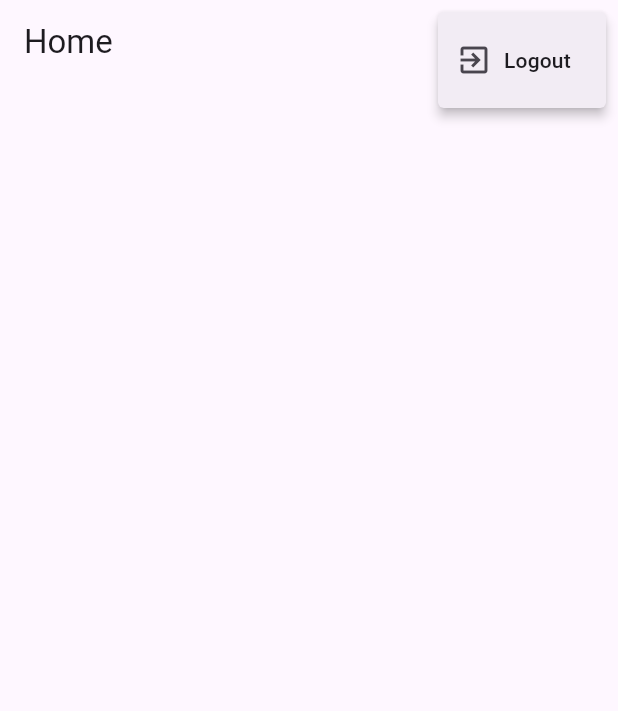
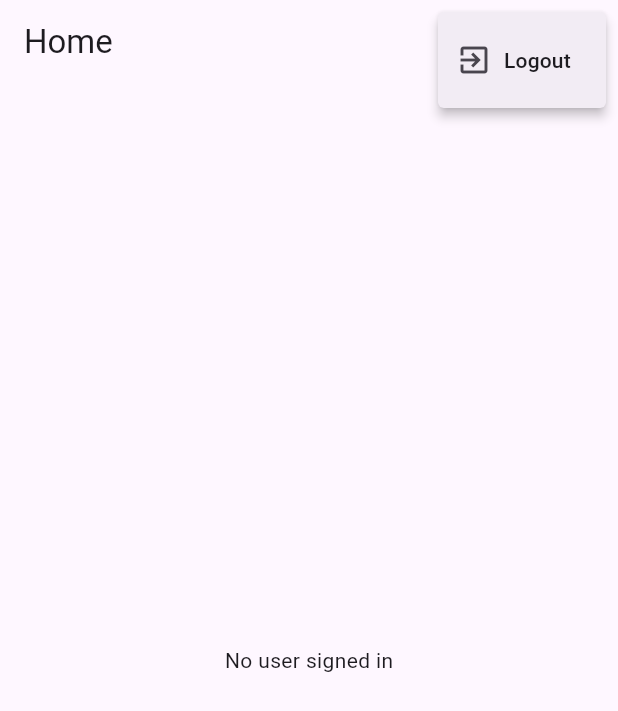
Before and after one commit to agilesh-kk/chat_application, a Flutter app: the HomePage screen opened directly, after a tap on the "more vert" icon, on a phone screen of 412 x 824 dp. Shown: the top 711 px of the screen. Run offline on Flutter 3.47's test engine with Material 3 defaults, Android fonts, the phone set to English and light mode, and no system bars; our stand-ins replace cloud_firestore, firebase_auth, firebase_core, flutter_bloc, fpdart, get_it; accounts and stored records are empty.

Commit message:
added appusercubit which holds the current user datas

```diff
--- /dev/null
+++ b/lib/core/common/cubit/app_user_cubit.dart
@@ -0,0 +1,18 @@
+import 'package:chat_application/core/common/entities/user.dart';
+import 'package:flutter/foundation.dart';
+import 'package:flutter_bloc/flutter_bloc.dart';
+
+part 'app_user_state.dart';
+
+class AppUserCubit extends Cubit<AppUserState> {
+  AppUserCubit() : super(AppUserInitial());
+
+  void updateUser(User? user){
+    if(user == null){
+      emit(AppUserInitial());
+    }
+    else{
+      emit(AppUserIsSignedin(user));
+    }
+  }
+}
--- /dev/null
+++ b/lib/core/common/cubit/app_user_state.dart
@@ -0,0 +1,11 @@
+part of 'app_user_cubit.dart';
+
+@immutable
+sealed class AppUserState {}
+
+final class AppUserInitial extends AppUserState {}
+
+final class AppUserIsSignedin extends AppUserState{
+  final User user;
+  AppUserIsSignedin(this.user);
+}
--- a/lib/features/auth/data/models/user_model.dart
+++ b/lib/features/auth/data/models/user_model.dart
@@ -1,4 +1,4 @@
-import 'package:chat_application/features/auth/domain/entities/user.dart';
+import 'package:chat_application/core/common/entities/user.dart';
 
 class UserModel extends User {
   UserModel({
--- a/lib/features/auth/data/repository/auth_repository_impl.dart
+++ b/lib/features/auth/data/repository/auth_repository_impl.dart
@@ -1,7 +1,7 @@
 import 'package:chat_application/core/errors/exceptions.dart';
 import 'package:chat_application/core/errors/failure.dart';
 import 'package:chat_application/features/auth/data/datasources/auth_remote_data_sources.dart';
-import 'package:chat_application/features/auth/domain/entities/user.dart';
+import 'package:chat_application/core/common/entities/user.dart';
 import 'package:chat_application/features/auth/domain/repository/auth_repository.dart';
 import 'package:fpdart/fpdart.dart';
 
--- a/lib/features/auth/domain/repository/auth_repository.dart
+++ b/lib/features/auth/domain/repository/auth_repository.dart
@@ -1,5 +1,5 @@
 import 'package:chat_application/core/errors/failure.dart';
-import 'package:chat_application/features/auth/domain/entities/user.dart';
+import 'package:chat_application/core/common/entities/user.dart';
 import 'package:fpdart/fpdart.dart';
 
 //creating the interface for the repository (it is independent)
--- a/lib/features/auth/domain/usecase/current_user.dart
+++ b/lib/features/auth/domain/usecase/current_user.dart
@@ -1,7 +1,7 @@
 import 'package:chat_application/core/errors/failure.dart';
 import 'package:chat_application/core/usecase/usecase.dart';
 import 'package:chat_application/features/auth/domain/repository/auth_repository.dart';
-import 'package:chat_application/features/auth/domain/entities/user.dart';
+import 'package:chat_application/core/common/entities/user.dart';
 import 'package:fpdart/fpdart.dart';
 
 class CurrentUser implements UseCase <User?, NoParams>{
--- a/lib/features/auth/domain/usecase/user_sign_in.dart
+++ b/lib/features/auth/domain/usecase/user_sign_in.dart
@@ -1,6 +1,6 @@
 import 'package:chat_application/core/errors/failure.dart';
 import 'package:chat_application/core/usecase/usecase.dart';
-import 'package:chat_application/features/auth/domain/entities/user.dart';
+import 'package:chat_application/core/common/entities/user.dart';
 import 'package:chat_application/features/auth/domain/repository/auth_repository.dart';
 import 'package:fpdart/fpdart.dart';
 
--- a/lib/features/auth/domain/usecase/user_sign_up.dart
+++ b/lib/features/auth/domain/usecase/user_sign_up.dart
@@ -1,6 +1,6 @@
 import 'package:chat_application/core/errors/failure.dart';
 import 'package:chat_application/core/usecase/usecase.dart';
-import 'package:chat_application/features/auth/domain/entities/user.dart';
+import 'package:chat_application/core/common/entities/user.dart';
 import 'package:chat_application/features/auth/domain/repository/auth_repository.dart';
 import 'package:fpdart/fpdart.dart';
 
--- a/lib/features/auth/presentation/bloc/auth_bloc.dart
+++ b/lib/features/auth/presentation/bloc/auth_bloc.dart
@@ -1,7 +1,8 @@
 import 'dart:async';
 
+import 'package:chat_application/core/common/cubit/app_user_cubit.dart';
 import 'package:chat_application/core/usecase/usecase.dart';
-import 'package:chat_application/features/auth/domain/entities/user.dart';
+import 'package:chat_application/core/common/entities/user.dart';
 import 'package:chat_application/features/auth/domain/usecase/current_user.dart';
 import 'package:chat_application/features/auth/domain/usecase/user_sign_in.dart';
 import 'package:chat_application/features/auth/domain/usecase/user_sign_out.dart';
@@ -17,16 +18,19 @@
   final UserSignIn _userSignIn;
   final CurrentUser _currentUser;
   final UserSignOut _userSignOut;
+  final AppUserCubit _appUserCubit;
   AuthBloc({
     required UserSignUp userSignUp,
     required UserSignIn userSignIn,
     required CurrentUser currentUser,
     required UserSignOut userSignOut,
+    required AppUserCubit appUserCubit,
   })
     : _userSignUp = userSignUp,
     _userSignIn = userSignIn,
     _currentUser = currentUser,
     _userSignOut = userSignOut,
+    _appUserCubit = appUserCubit,
       super(AuthInitial()) {
      on<AuthEvent>((_, emit)=> emit(AuthLoading()));
      on<AuthSignUp>(_onAuthSignUp);
@@ -47,7 +51,7 @@
 
     res.fold(
       (failure) => emit(AuthFailure(failure.message)),
-      (user) => emit(AuthSuccess(user)),
+      (user) => _emitAuthSuccess(user, emit),
     );
   }
 
@@ -61,19 +65,19 @@
 
     res.fold(
       (failure) => emit(AuthFailure(failure.message)),
-      (user) => emit(AuthSuccess(user)),
+      (user) => _emitAuthSuccess(user, emit),
     );
   }
 
   void _onAuthCheckRequested(AuthCheckRequested event, Emitter<AuthState> emit) async{
-    print("Checking current user...");
+    //print("Checking current user...");
     final result = await _currentUser(NoParams());
 
     result.fold(
       (failure) => emit(AuthUnauthenticated()),
       (user) {
         if (user != null) {
-          emit(AuthSuccess(user));
+          _emitAuthSuccess(user, emit);
         } else {
           emit(AuthUnauthenticated());
         }
@@ -86,7 +90,15 @@
 
     result.fold(
       (failure) => emit(AuthFailure(failure.message)),
-      (_) => emit(AuthUnauthenticated()),
+      (_) { // Use '_' because the success value is void/null
+         _appUserCubit.updateUser(null); // Ensure AppUserCubit handles null
+         emit(AuthUnauthenticated()); // Reset state to unauthenticated
+      },
     );
   }
+
+  void _emitAuthSuccess(User user, Emitter<AuthState> emit){
+    _appUserCubit.updateUser(user);
+    emit(AuthSuccess(user));
+  }
 }
--- a/lib/features/chats/presentation/pages/home_page.dart
+++ b/lib/features/chats/presentation/pages/home_page.dart
@@ -1,3 +1,4 @@
+import 'package:chat_application/core/common/cubit/app_user_cubit.dart';
 import 'package:chat_application/core/utils/show_confirmation_dialog.dart';
 import 'package:chat_application/features/auth/presentation/bloc/auth_bloc.dart';
 import 'package:flutter/cupertino.dart';
@@ -12,8 +13,21 @@
 }
 
 class _HomePageState extends State<HomePage> {
+
+  @override
+  void initState() {
+    super.initState();
+    final state = context.read<AppUserCubit>().state;
+    if (state is AppUserIsSignedin) {
+      //context.read<BlogBloc>().add(YourBlogsEvent(posterId: state.user.id));
+      //context.read<BlogBloc>().add(GetAllBlogsEvent());
+    }
+  }
+
   @override
   Widget build(BuildContext context) {
+    final appUserState = context.watch<AppUserCubit>().state;
+
     return Scaffold(
       appBar: AppBar(
         title: Text("Home"),
@@ -47,6 +61,17 @@
           ),
         ],
       ),
+      body: Center(
+      child: appUserState is AppUserIsSignedin
+          ? Column(
+              mainAxisAlignment: MainAxisAlignment.center,
+              children: [
+                Text("Name: ${appUserState.user.name}"),
+                Text("Email: ${appUserState.user.email}"),
+              ],
+            )
+          : const Text("No user signed in"),
+    ),
     );
   }
 }
--- a/lib/main.dart
+++ b/lib/main.dart
@@ -1,3 +1,4 @@
+import 'package:chat_application/core/common/cubit/app_user_cubit.dart';
 import 'package:chat_application/features/auth/presentation/bloc/auth_bloc.dart';
 import 'package:chat_application/features/auth/presentation/pages/auth_gate.dart';
 import 'package:chat_application/features/auth/presentation/pages/sign_up_page.dart';
@@ -13,10 +14,15 @@
   runApp(
     MultiBlocProvider(
       providers: [
+        //app user signed in cubit
+        BlocProvider(
+          create: (_) => serviceLocator<AppUserCubit>(), //loads the app_user_cubit contents from the dependency file
+        ),
         BlocProvider(
           create: (_) => serviceLocator<AuthBloc>()
           ..add(AuthCheckRequested()),
         ),
+
 
       ],
       child: MyApp(),
```
Also changed, not shown: lib/init_dependencies.dart (+10 -4 lines), lib/core/common/entities/user.dart (renamed from lib/features/auth/domain/entities/user.dart).
